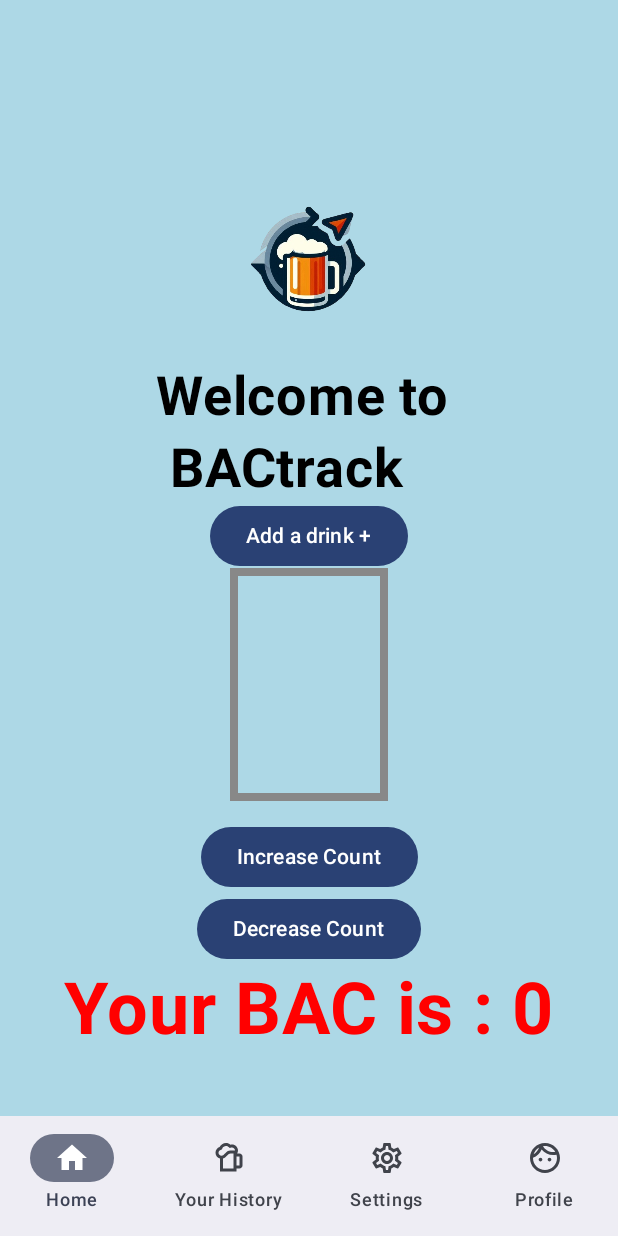
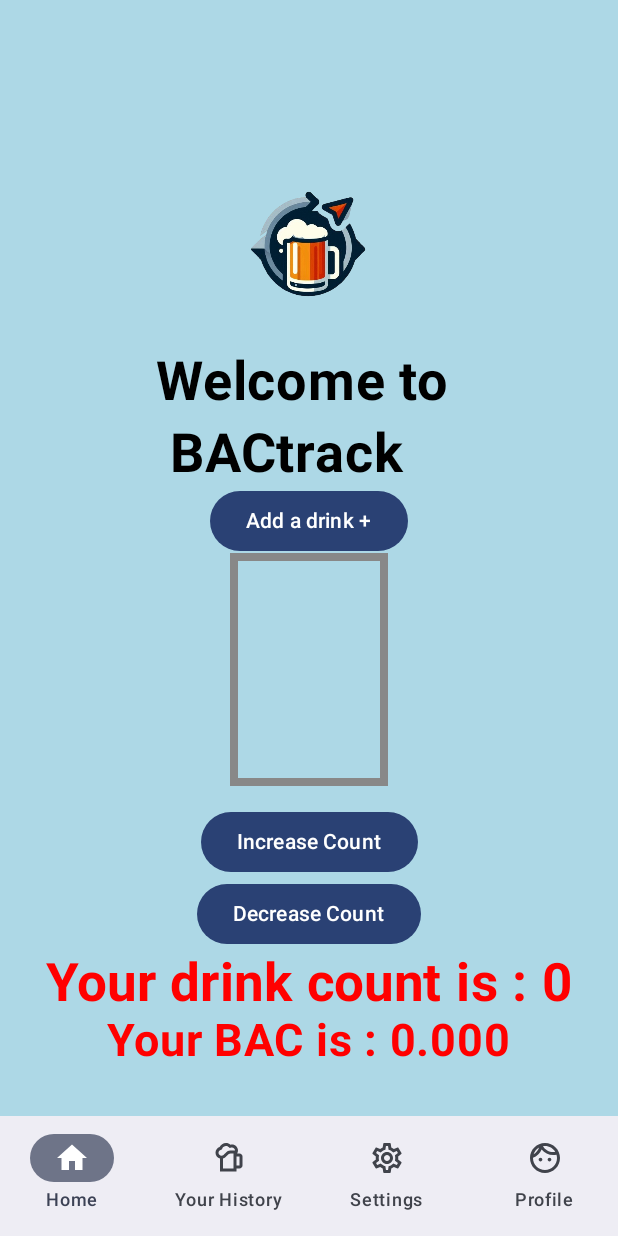
Before and after one commit to ucsb-cs184-f24/team10AlcTracker, an Android app built with Jetpack Compose: the HomeScreen screen opened through its navigation route, on a phone screen of 412 x 824 dp. Run offline under Robolectric (Android 15) with nearby library versions, the phone set to English and light mode, and no system bars.

Commit message:
rosillo-m_hw3_experiment

```diff
--- a/BACtrack/app/build.gradle.kts
+++ b/BACtrack/app/build.gradle.kts
@@ -11,7 +11,7 @@
 
     defaultConfig {
         applicationId = "com.example.bactrack"
-        minSdk = 24
+        minSdk = 31
         targetSdk = 34
         versionCode = 1
         versionName = "1.0"
--- a/BACtrack/app/src/main/AndroidManifest.xml
+++ b/BACtrack/app/src/main/AndroidManifest.xml
@@ -12,6 +12,11 @@
         android:supportsRtl="true"
         android:theme="@style/Theme.BACtrack"
         tools:targetApi="31">
+        <activity
+            android:name=".bacCalculation"
+            android:exported="false"
+            android:label="@string/title_activity_bac_calculation"
+            android:theme="@style/Theme.BACtrack" />
         <activity
             android:name=".Landing"
             android:exported="false"
--- a/BACtrack/app/src/main/java/com/example/bactrack/Landing.kt
+++ b/BACtrack/app/src/main/java/com/example/bactrack/Landing.kt
@@ -1,6 +1,7 @@
 package com.example.bactrack
 
 import android.annotation.SuppressLint
+import com.example.bactrack.SessionManager.totalAlcMass
 import android.content.Context
 import android.os.Bundle
 import androidx.activity.ComponentActivity
@@ -224,6 +225,11 @@
 
 @Composable
 fun HomeScreen() {
+    // Values for testing.. this will be fixed after MVP!
+    val userWeight = 70.0 // Example weight in kg
+    val userSex = "male" // Example sex
+    val totalAlcoholConsumed = totalAlcMass
+    val timeSinceDrinking = 1.0 // Example: 2 hours since drinking started
     var counter by remember { mutableStateOf(0) }
     val maxCounter = 10 // Set a max level for the mug
     val fillLevel by animateFloatAsState(targetValue = (counter / maxCounter.toFloat()).coerceIn(0f, 1f))
@@ -280,11 +286,21 @@
                 item {
                     Text(
                         modifier = Modifier.padding(top = 1.dp),
-                        text = "Your BAC is : " + SessionManager.totalDrinks.toString(),
+                        text = "Your drink count is : " + SessionManager.totalDrinks.toString(),
                         color = Color.Red,
                         fontWeight = FontWeight.Bold,
                         style = MaterialTheme.typography.bodyLarge,
-                        fontSize = 48.sp
+                        fontSize = 35.sp
+                    )
+                }
+                item {
+                    Text(
+                        //modifier = Modifier.padding(top = 100.dp),
+                        text = "Your BAC is : ${calculateBAC(totalAlcoholConsumed, userWeight, userSex, timeSinceDrinking).format(3)}",
+                        color = Color.Red,
+                        fontWeight = FontWeight.Bold,
+                        style = MaterialTheme.typography.bodyLarge,
+                        fontSize = 30.sp
                     )
                 }
 
@@ -318,7 +334,7 @@
         )
     }
 }
-
+fun Double.format(digits: Int) = "%.${digits}f".format(this)
 @Composable
 fun HistoryScreen() {
     Surface(
--- /dev/null
+++ b/BACtrack/app/src/main/java/com/example/bactrack/bacCalculation.kt
@@ -0,0 +1,24 @@
+package com.example.bactrack
+
+fun calculateBAC(totalAlcoholConsumed: Double, weight: Double, sex: String, time: Double): Double {
+    // Constants
+    val r = if (sex.equals("female", ignoreCase = true)) 0.55 else 0.68  // Alcohol distribution ratio
+    val beta = 0.015  // Alcohol elimination rate
+
+    // Convert weight from kg to grams
+    val weightInGrams = weight * 1000
+
+    // Calculate BAC
+    val bac = (totalAlcoholConsumed / (r * weightInGrams)) - (beta * time)
+
+    // Return BAC, ensuring it's not negative
+    return if (bac < 0) 0.0 else bac
+}
+
+
+data class User(
+    val name: String,
+    val weight: Double,
+    val sex: String, // "male" or "female"
+    val totalAlcoholConsumed: Double
+)
--- a/BACtrack/app/src/main/res/values/strings.xml
+++ b/BACtrack/app/src/main/res/values/strings.xml
@@ -1,4 +1,5 @@
 <resources>
     <string name="app_name">BACtrack</string>
     <string name="title_activity_landing">Landing</string>
+    <string name="title_activity_bac_calculation">bacCalculation</string>
 </resources>
```
